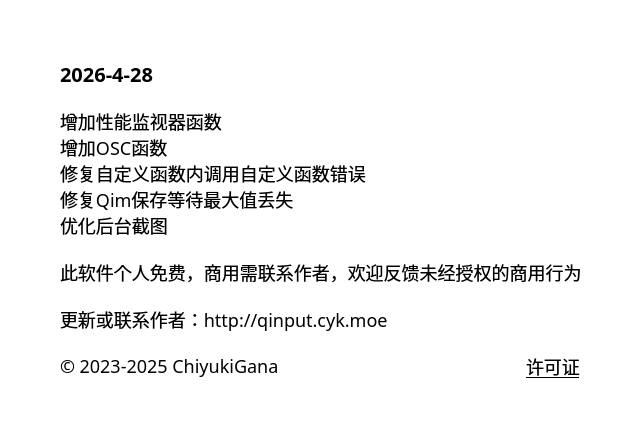
Before: the Qt Designer form source/ui/AboutUi.ui in ChiyukiGana/Quickinput, drawn with Qt 5.
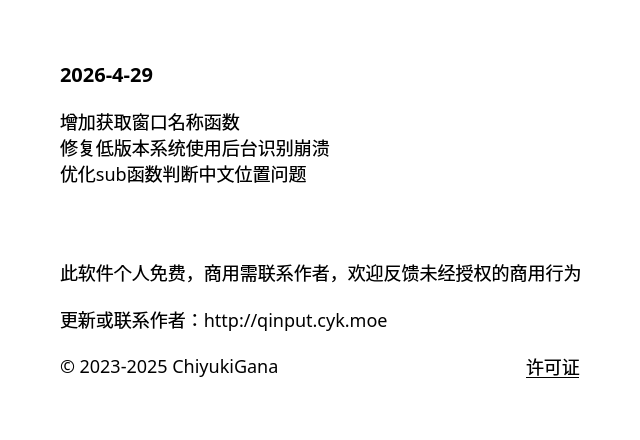
After: the same form once the commit is applied.

Patch:
```diff
--- a/source/ui/AboutUi.ui
+++ b/source/ui/AboutUi.ui
@@ -69,7 +69,7 @@
       <string notr="true">font-size:20px</string>
      </property>
      <property name="text">
-      <string>2026-4-28</string>
+      <string>2026-4-29</string>
      </property>
      <property name="textFormat">
       <enum>Qt::TextFormat::PlainText</enum>
@@ -85,11 +85,9 @@
       </sizepolicy>
      </property>
      <property name="text">
-      <string>增加性能监视器函数
-增加OSC函数
-修复自定义函数内调用自定义函数错误
-修复Qim保存等待最大值丢失
-优化后台截图</string>
+      <string>增加获取窗口名称函数
+修复低版本系统使用后台识别崩溃
+优化sub函数判断中文位置问题</string>
      </property>
      <property name="textFormat">
       <enum>Qt::TextFormat::PlainText</enum>
```
